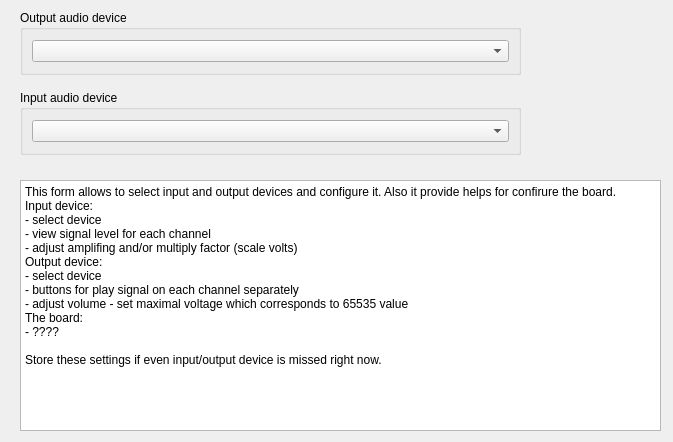
The window that formcalibration.ui (polovik/asa) describes before a commit, drawn with Qt 5.
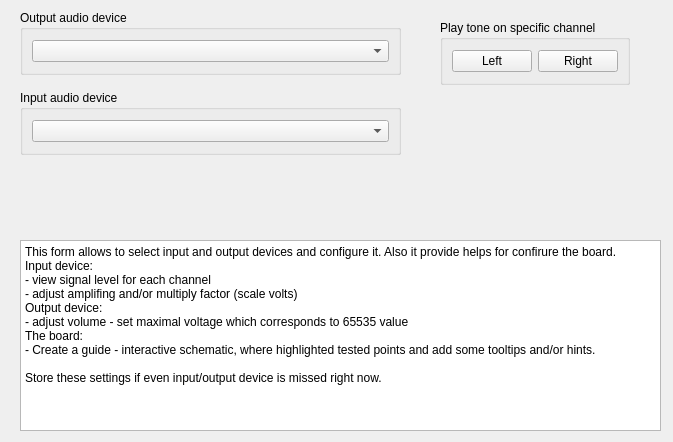
The same window after the commit.

Commit message: Play tone on separate channels during calibration. Lock signature on form Analyze.

Patch:
```diff
--- a/formcalibration.ui
+++ b/formcalibration.ui
@@ -17,23 +17,20 @@
    <property name="geometry">
     <rect>
      <x>20</x>
-     <y>180</y>
+     <y>240</y>
      <width>641</width>
-     <height>251</height>
+     <height>191</height>
     </rect>
    </property>
    <property name="plainText">
     <string>This form allows to select input and output devices and configure it. Also it provide helps for confirure the board.
 Input device:
-- select device
 - view signal level for each channel
 - adjust amplifing and/or multiply factor (scale volts)
 Output device:
-- select device
-- buttons for play signal on each channel separately
 - adjust volume - set maximal voltage which corresponds to 65535 value
 The board:
-- ????
+- Create a guide - interactive schematic, where highlighted tested points and add some tooltips and/or hints.
 
 Store these settings if even input/output device is missed right now.</string>
    </property>
@@ -43,7 +40,7 @@
     <rect>
      <x>20</x>
      <y>90</y>
-     <width>501</width>
+     <width>381</width>
      <height>65</height>
     </rect>
    </property>
@@ -61,7 +58,7 @@
     <rect>
      <x>20</x>
      <y>10</y>
-     <width>501</width>
+     <width>381</width>
      <height>65</height>
     </rect>
    </property>
@@ -74,6 +71,41 @@
     </item>
    </layout>
   </widget>
+  <widget class="QGroupBox" name="groupBox_3">
+   <property name="geometry">
+    <rect>
+     <x>440</x>
+     <y>20</y>
+     <width>190</width>
+     <height>65</height>
+    </rect>
+   </property>
+   <property name="title">
+    <string>Play tone on specific channel</string>
+   </property>
+   <layout class="QHBoxLayout" name="horizontalLayout">
+    <item>
+     <widget class="QPushButton" name="buttonLeftOutputChannel">
+      <property name="text">
+       <string>Left</string>
+      </property>
+      <property name="checkable">
+       <bool>true</bool>
+      </property>
+     </widget>
+    </item>
+    <item>
+     <widget class="QPushButton" name="buttonRightOutputChannel">
+      <property name="text">
+       <string>Right</string>
+      </property>
+      <property name="checkable">
+       <bool>true</bool>
+      </property>
+     </widget>
+    </item>
+   </layout>
+  </widget>
  </widget>
  <resources/>
  <connections/>
```
The commit also changes 13 other files.
